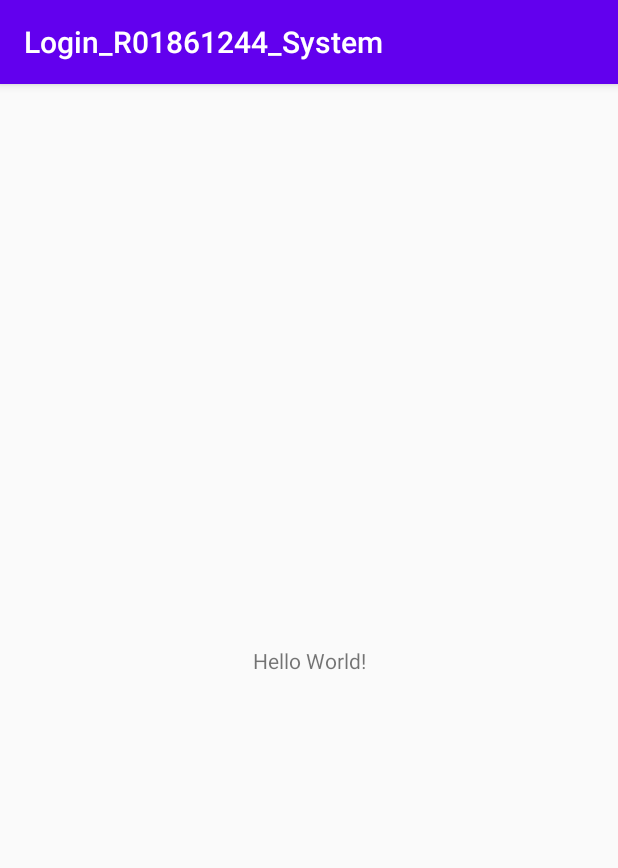
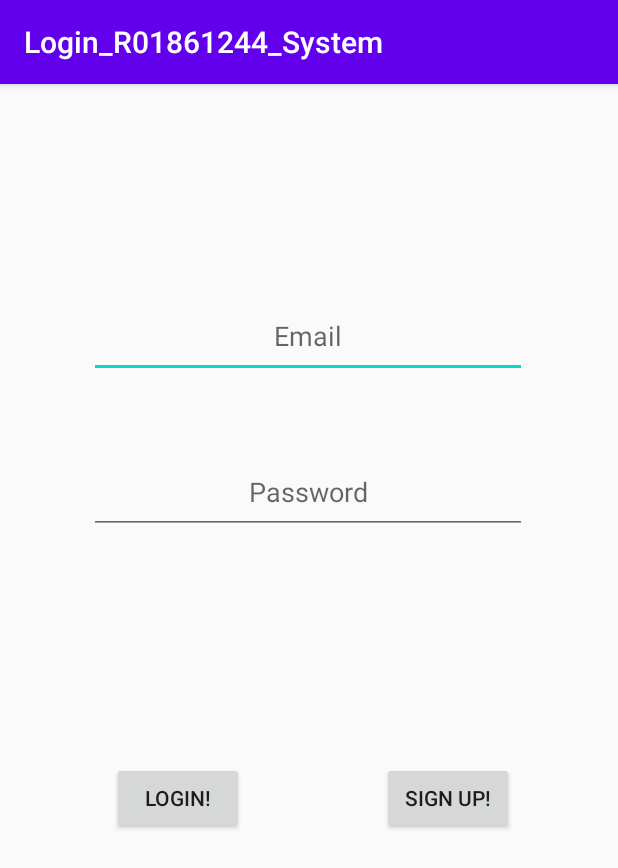
Before and after one commit to Calabree/Login-Screen, an Android app: the screen it shows after launch (MainActivity), on a phone screen of 412 x 824 dp. Shown: the top 868 px of the screen. Run offline under Robolectric (Android 15) with nearby library versions, the phone set to English and light mode, and no system bars.

Commit message:
created hashmap for storing passwords (placeholder for lack of database). Added login screen and login success screen. Added logic check to compare edit text fields to hash map for proper email and passsword check

```diff
--- a/app/build.gradle
+++ b/app/build.gradle
@@ -26,6 +26,9 @@ dependencies {
     implementation fileTree(dir: "libs", include: ["*.jar"])
     implementation 'androidx.appcompat:appcompat:1.2.0'
     implementation 'androidx.constraintlayout:constraintlayout:2.0.1'
+    implementation 'com.google.android.material:material:1.0.0'
+    implementation 'androidx.navigation:navigation-fragment:2.1.0'
+    implementation 'androidx.navigation:navigation-ui:2.1.0'
     testImplementation 'junit:junit:4.12'
     androidTestImplementation 'androidx.test.ext:junit:1.1.2'
     androidTestImplementation 'androidx.test.espresso:espresso-core:3.3.0'
--- a/app/src/main/java/tech/thirtyfour/login_r01861244_system/SplashScreen.java
+++ b/app/src/main/java/tech/thirtyfour/login_r01861244_system/SplashScreen.java
@@ -7,12 +7,18 @@ import android.os.PersistableBundle;
 import androidx.annotation.Nullable;
 import androidx.appcompat.app.AppCompatActivity;
 
+import static java.lang.Thread.sleep;
+
 public class SplashScreen extends AppCompatActivity {
-    private int splashscreenWait = 2000;
+
     @Override
     public void onCreate(@Nullable Bundle savedInstanceState) {
         super.onCreate(savedInstanceState);
-
+        try {
+            sleep(750);
+        } catch (InterruptedException e) {
+            e.printStackTrace();
+        }
         startActivity(new Intent(this,MainActivity.class));
         finish();
     }
--- a/app/src/main/res/drawable/bgsplash.xml
+++ b/app/src/main/res/drawable/bgsplash.xml
@@ -3,8 +3,7 @@
     <item android:drawable="@color/white"/>
     <item>
         <bitmap
-            android:src="@drawable/waffle"
-            android:gravity="center"
+            android:src="@drawable/login_splashscreen"
             />
     </item>
 </layer-list>
--- a/app/src/main/res/layout/activity_main.xml
+++ b/app/src/main/res/layout/activity_main.xml
@@ -6,13 +6,58 @@
     android:layout_height="match_parent"
     tools:context=".MainActivity">
 
-    <TextView
+    <EditText
+        android:id="@+id/loginEmail"
+        android:layout_width="292dp"
+        android:layout_height="56dp"
+        android:layout_marginTop="140dp"
+        android:hint="Email"
+        android:inputType="textEmailAddress"
+        android:textAlignment="center"
+        app:layout_constraintEnd_toEndOf="parent"
+        app:layout_constraintHorizontal_bias="0.495"
+        app:layout_constraintStart_toStartOf="parent"
+        app:layout_constraintTop_toTopOf="parent" />
+
+    <EditText
+        android:id="@+id/loginPassword"
+        android:layout_width="292dp"
+        android:layout_height="56dp"
+        android:layout_marginTop="244dp"
+        android:inputType="textPassword"
+        android:hint="Password"
+        android:textAlignment="center"
+        app:layout_constraintEnd_toEndOf="parent"
+        app:layout_constraintHorizontal_bias="0.495"
+        app:layout_constraintStart_toStartOf="parent"
+        app:layout_constraintTop_toTopOf="parent" />
+
+    <Button
+        android:id="@+id/login"
         android:layout_width="wrap_content"
         android:layout_height="wrap_content"
-        android:text="Hello World!"
+        android:layout_marginEnd="92dp"
+        android:text="Login!"
+        android:onClick="loginButton"
         app:layout_constraintBottom_toBottomOf="parent"
+        app:layout_constraintEnd_toStartOf="@+id/signUp"
+        app:layout_constraintHorizontal_bias="0.182"
         app:layout_constraintLeft_toLeftOf="parent"
         app:layout_constraintRight_toRightOf="parent"
-        app:layout_constraintTop_toTopOf="parent" />
+        app:layout_constraintTop_toTopOf="parent"
+        app:layout_constraintVertical_bias="0.628" />
+
+    <Button
+        android:id="@+id/signUp"
+        android:layout_width="wrap_content"
+        android:layout_height="wrap_content"
+        android:text="Sign Up!"
+        app:layout_constraintBottom_toBottomOf="parent"
+        app:layout_constraintHorizontal_bias="0.786"
+        app:layout_constraintLeft_toLeftOf="parent"
+        app:layout_constraintRight_toRightOf="parent"
+        app:layout_constraintTop_toTopOf="parent"
+        app:layout_constraintVertical_bias="0.628" />
+
 
 </androidx.constraintlayout.widget.ConstraintLayout>
--- /dev/null
+++ b/app/src/main/res/values/dimens.xml
@@ -0,0 +1,3 @@
+<resources>
+    <dimen name="fab_margin">16dp</dimen>
+</resources>
```
Also changed, not shown: app/src/main/AndroidManifest.xml (+6 -4 lines), app/src/main/java/tech/thirtyfour/login_r01861244_system/MainActivity.java (+40 -1 lines), app/src/main/java/tech/thirtyfour/login_r01861244_system/loginSuccessful.java (added, +16 -0 lines), app/src/main/res/layout/activity_login_successful.xml (added, +20 -0 lines), app/src/main/res/navigation/nav_graph.xml (added, +28 -0 lines), app/src/main/res/values/strings.xml (+9 -0 lines), app/src/main/res/values/styles.xml (+10 -1 lines), app/src/main/res/drawable/login_splashscreen.png (added), app/src/main/res/drawable/login_splashscreen_noname.png (added).
